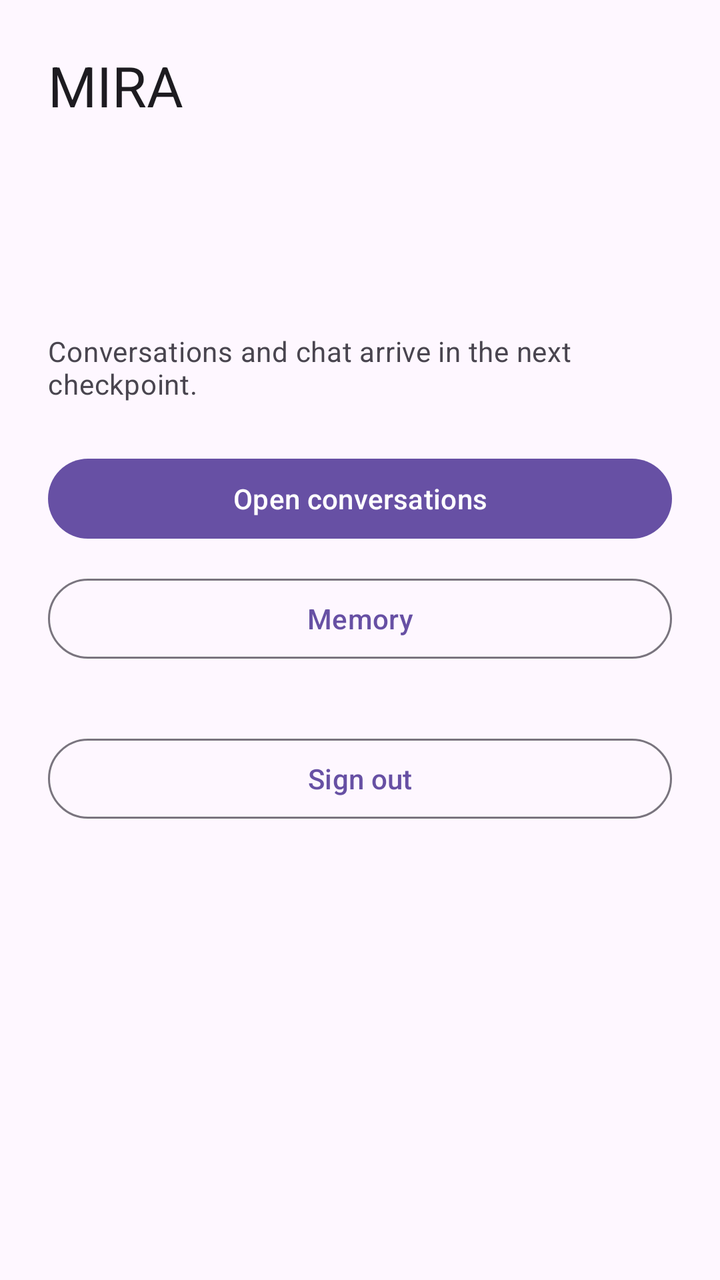
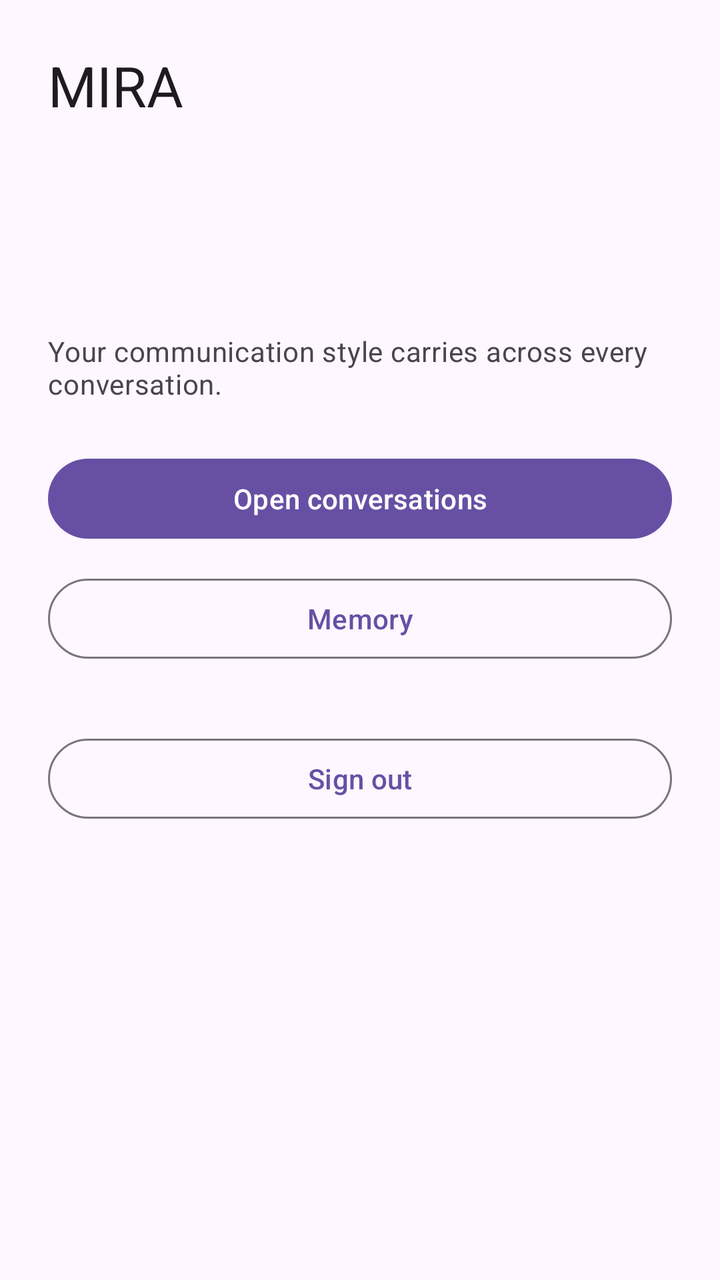

The first picture is an Android layout as it rendered before a commit; the second is the same layout after the commit. The layout source and the unified diff follow.
<!-- AndroidManifest.xml: application theme Theme.MIRA -->
<!-- res/layout/activity_main.xml -->
<?xml version="1.0" encoding="utf-8"?>
<LinearLayout xmlns:android="http://schemas.android.com/apk/res/android"
    android:layout_width="match_parent"
    android:layout_height="match_parent"
    android:background="?attr/colorSurface"
    android:orientation="vertical"
    android:padding="24dp">

    <TextView
        android:layout_width="wrap_content"
        android:layout_height="wrap_content"
        android:text="@string/app_name"
        android:textAppearance="?attr/textAppearanceHeadlineMedium" />

    <TextView
        android:id="@+id/emailText"
        android:layout_width="match_parent"
        android:layout_height="wrap_content"
        android:layout_marginTop="24dp"
        android:textAppearance="?attr/textAppearanceTitleMedium" />

    <TextView
        android:id="@+id/statusText"
        android:layout_width="match_parent"
        android:layout_height="wrap_content"
        android:layout_marginTop="8dp"
        android:textAppearance="?attr/textAppearanceBodyMedium"
        android:textColor="?attr/colorOnSurfaceVariant" />

    <TextView
        android:layout_width="match_parent"
        android:layout_height="wrap_content"
        android:layout_marginTop="32dp"
        android:text="@string/conversations_placeholder"
        android:textAppearance="?attr/textAppearanceBodyMedium"
        android:textColor="?attr/colorOnSurfaceVariant" />

    <com.google.android.material.button.MaterialButton
        android:id="@+id/conversationsButton"
        android:layout_width="match_parent"
        android:layout_height="wrap_content"
        android:layout_marginTop="24dp"
        android:text="@string/open_conversations" />

    <com.google.android.material.button.MaterialButton
        android:id="@+id/memoryButton"
        style="@style/Widget.Material3.Button.OutlinedButton"
        android:layout_width="match_parent"
        android:layout_height="wrap_content"
        android:layout_marginTop="12dp"
        android:text="@string/open_memory" />

    <com.google.android.material.button.MaterialButton
        android:id="@+id/logoutButton"
        style="@style/Widget.Material3.Button.OutlinedButton"
        android:layout_width="match_parent"
        android:layout_height="wrap_content"
        android:layout_marginTop="32dp"
        android:text="@string/logout" />
</LinearLayout>
<!-- resources referenced by this layout -->
<resources>
  <string name="app_name">MIRA</string>
  <string name="conversations_placeholder">Conversations and chat arrive in the next checkpoint.</string>
  <string name="logout">Sign out</string>
  <string name="open_conversations">Open conversations</string>
  <string name="open_memory">Memory</string>
  <style name="Theme.MIRA" parent="Base.Theme.MIRA" />
  <style name="Base.Theme.MIRA" parent="Theme.Material3.DayNight.NoActionBar">
          
          
      </style>
</resources>

<!-- the commit's change to res/layout/activity_main.xml (unified diff, before → after) -->
@@ -31,7 +31,7 @@
         android:layout_width="match_parent"
         android:layout_height="wrap_content"
         android:layout_marginTop="32dp"
-        android:text="@string/conversations_placeholder"
+        android:text="@string/home_tagline"
         android:textAppearance="?attr/textAppearanceBodyMedium"
         android:textColor="?attr/colorOnSurfaceVariant" />
 
<!-- resource entries referenced after the edit -->
@@ -1,7 +1,7 @@
 <!-- resources referenced by this layout -->
 <resources>
   <string name="app_name">MIRA</string>
-  <string name="conversations_placeholder">Conversations and chat arrive in the next checkpoint.</string>
+  <string name="home_tagline">Your communication style carries across every conversation.</string>
   <string name="logout">Sign out</string>
   <string name="open_conversations">Open conversations</string>
   <string name="open_memory">Memory</string>
